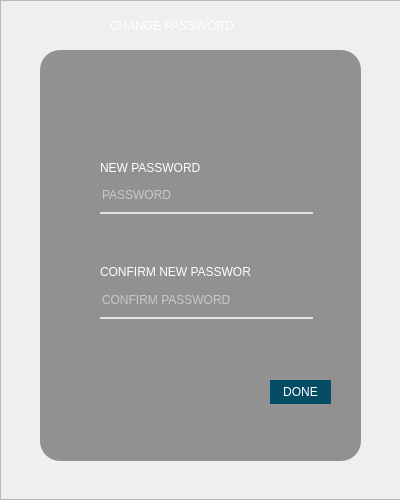
First picture: the form in EVENT EASE PROJECT/change.ui, repository arylhazard/event_ease, before the edit.
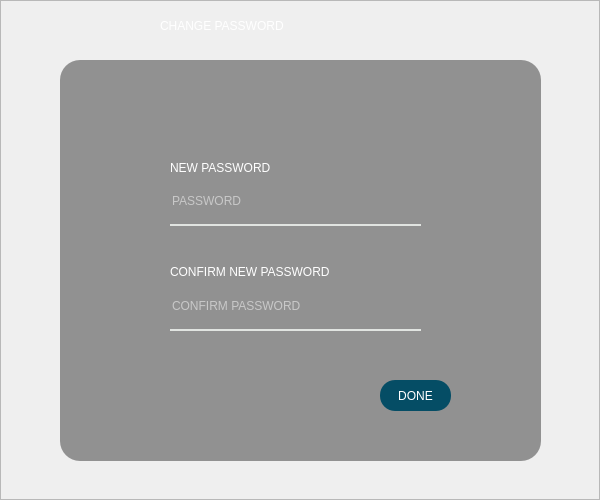
Second picture: the form after the edit. Icons and pictures are not drawn.

The edit to the form file:
```diff
--- a/EVENT EASE PROJECT/change.ui
+++ b/EVENT EASE PROJECT/change.ui
@@ -6,7 +6,7 @@
    <rect>
     <x>0</x>
     <y>0</y>
-    <width>400</width>
+    <width>600</width>
     <height>500</height>
    </rect>
   </property>
@@ -31,10 +31,10 @@
    <widget class="QLabel" name="label_2">
     <property name="geometry">
      <rect>
-      <x>40</x>
-      <y>50</y>
-      <width>321</width>
-      <height>411</height>
+      <x>60</x>
+      <y>60</y>
+      <width>481</width>
+      <height>401</height>
      </rect>
     </property>
     <property name="styleSheet">
@@ -49,8 +49,8 @@
     <property name="geometry">
      <rect>
       <x>0</x>
-      <y>0</y>
-      <width>400</width>
+      <y>-1</y>
+      <width>600</width>
       <height>500</height>
      </rect>
     </property>
@@ -73,9 +73,9 @@
    <widget class="QLabel" name="label_4">
     <property name="geometry">
      <rect>
-      <x>110</x>
+      <x>160</x>
       <y>10</y>
-      <width>191</width>
+      <width>291</width>
       <height>31</height>
      </rect>
     </property>
@@ -93,9 +93,9 @@
    <widget class="QFrame" name="frame_2">
     <property name="geometry">
      <rect>
-      <x>60</x>
+      <x>130</x>
       <y>80</y>
-      <width>281</width>
+      <width>351</width>
       <height>341</height>
      </rect>
     </property>
@@ -109,38 +109,6 @@
     <property name="frameShadow">
      <enum>QFrame::Raised</enum>
     </property>
-    <widget class="QPushButton" name="pushButton_done">
-     <property name="geometry">
-      <rect>
-       <x>210</x>
-       <y>300</y>
-       <width>61</width>
-       <height>24</height>
-      </rect>
-     </property>
-     <property name="cursor">
-      <cursorShape>PointingHandCursor</cursorShape>
-     </property>
-     <property name="styleSheet">
-      <string notr="true">QPushButton
-{
-border: none;
-color: rgba(255,255,255,255);
-background-color: rgb(5, 77, 101);
-font : 700 12pt &quot;Myriad Pro Cond&quot;;
-}
-
-QPushButton:Hover
-{
-
-	background-color: rgb(30, 104, 154);
-}
-</string>
-     </property>
-     <property name="text">
-      <string>DONE</string>
-     </property>
-    </widget>
     <widget class="QLabel" name="labelMessage">
      <property name="geometry">
       <rect>
@@ -162,7 +130,7 @@
       <rect>
        <x>40</x>
        <y>76</y>
-       <width>101</width>
+       <width>151</width>
        <height>23</height>
       </rect>
      </property>
@@ -179,8 +147,8 @@
       <rect>
        <x>40</x>
        <y>210</y>
-       <width>213</width>
-       <height>29</height>
+       <width>251</width>
+       <height>41</height>
       </rect>
      </property>
      <property name="styleSheet">
@@ -208,8 +176,8 @@
       <rect>
        <x>40</x>
        <y>105</y>
-       <width>213</width>
-       <height>29</height>
+       <width>251</width>
+       <height>41</height>
       </rect>
      </property>
      <property name="styleSheet">
@@ -237,7 +205,7 @@
       <rect>
        <x>40</x>
        <y>180</y>
-       <width>151</width>
+       <width>231</width>
        <height>24</height>
       </rect>
      </property>
@@ -249,6 +217,39 @@
       <string>CONFIRM NEW PASSWORD</string>
      </property>
     </widget>
+    <widget class="QPushButton" name="pushButton_done_2">
+     <property name="geometry">
+      <rect>
+       <x>250</x>
+       <y>300</y>
+       <width>71</width>
+       <height>31</height>
+      </rect>
+     </property>
+     <property name="cursor">
+      <cursorShape>PointingHandCursor</cursorShape>
+     </property>
+     <property name="styleSheet">
+      <string notr="true">QPushButton
+{
+border: none;
+border-radius:15px;
+color: rgba(255,255,255,255);
+background-color: rgb(5, 77, 101);
+font : 700 12pt &quot;Myriad Pro Cond&quot;;
+}
+
+QPushButton:Hover
+{
+
+	background-color: rgb(30, 104, 154);
+}
+</string>
+     </property>
+     <property name="text">
+      <string>DONE</string>
+     </property>
+    </widget>
    </widget>
    <zorder>label</zorder>
    <zorder>label_2</zorder>
```
Left out of the diff: 12 changed lines with no effect on the pictures.
